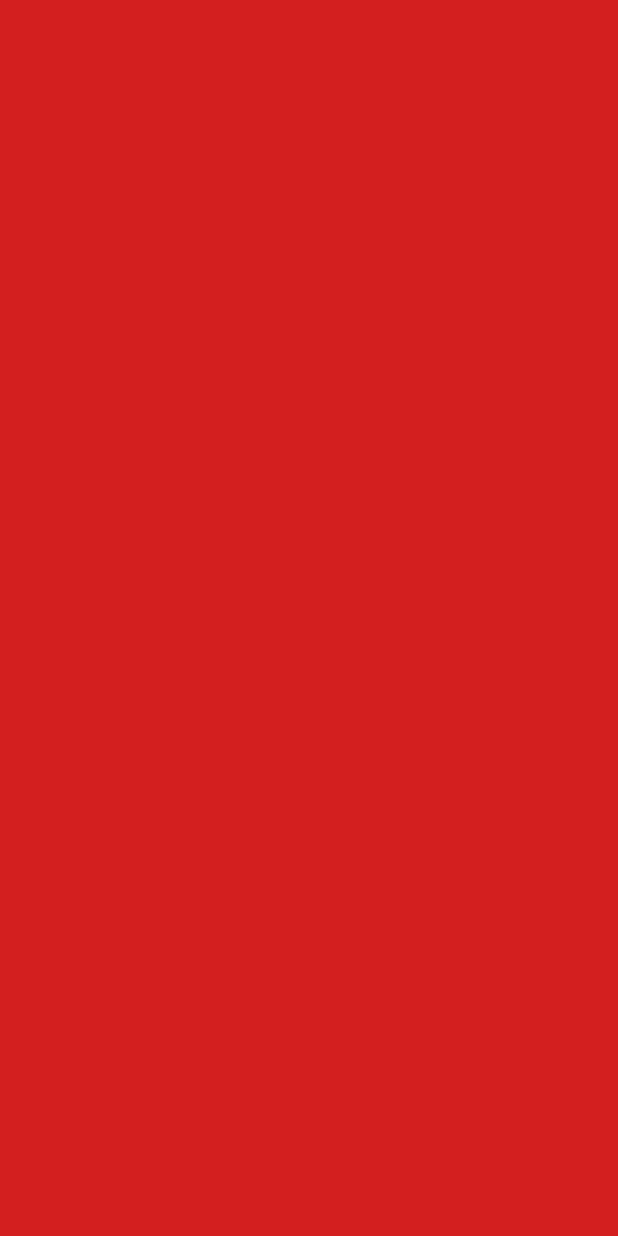
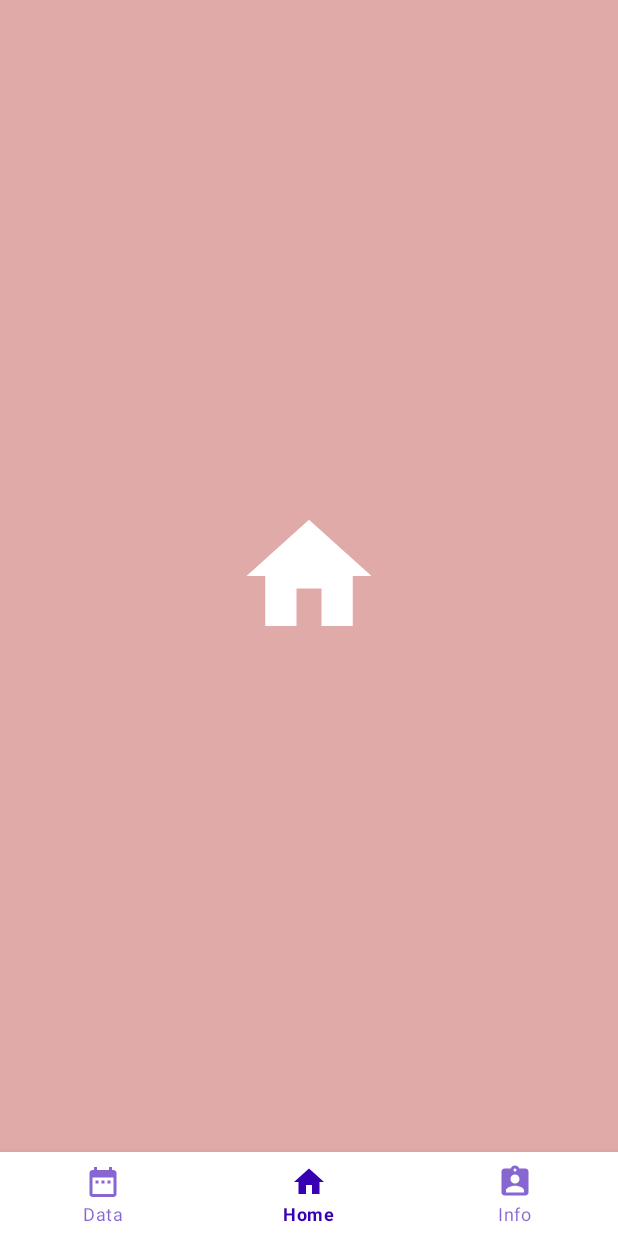
Before and after one commit to JoaoTapara/App_CGD, an Android app: the Tela_Principal screen opened directly, with no data from a screen before it, on a phone screen of 412 x 824 dp. Before the commit the screen is empty. Run offline under Robolectric (Android 15) with nearby library versions, the phone set to English and light mode, and no system bars; our stand-ins replace navigation-ui.

Commit message:
pronto
Login  cadastro e button navigation

```diff
--- /dev/null
+++ b/app/src/main/java/com/example/app_cgd/Fragments/Home_Fragment.java
@@ -0,0 +1,66 @@
+package com.example.app_cgd.Fragments;
+
+import android.os.Bundle;
+
+import androidx.fragment.app.Fragment;
+
+import android.view.LayoutInflater;
+import android.view.View;
+import android.view.ViewGroup;
+
+import com.example.app_cgd.R;
+
+/**
+ * A simple {@link Fragment} subclass.
+ * Use the {@link Home_Fragment#newInstance} factory method to
+ * create an instance of this fragment.
+ */
+public class Home_Fragment extends Fragment {
+
+    // TODO: Rename parameter arguments, choose names that match
+    // the fragment initialization parameters, e.g. ARG_ITEM_NUMBER
+    private static final String ARG_PARAM1 = "param1";
+    private static final String ARG_PARAM2 = "param2";
+
+    // TODO: Rename and change types of parameters
+    private String mParam1;
+    private String mParam2;
+
+    public Home_Fragment() {
+        // Required empty public constructor
+    }
+
+    /**
+     * Use this factory method to create a new instance of
+     * this fragment using the provided parameters.
+     *
+     * @param param1 Parameter 1.
+     * @param param2 Parameter 2.
+     * @return A new instance of fragment Home_Fragment.
+     */
+    // TODO: Rename and change types and number of parameters
+    public static Home_Fragment newInstance(String param1, String param2) {
+        Home_Fragment fragment = new Home_Fragment();
+        Bundle args = new Bundle();
+        args.putString(ARG_PARAM1, param1);
+        args.putString(ARG_PARAM2, param2);
+        fragment.setArguments(args);
+        return fragment;
+    }
+
+    @Override
+    public void onCreate(Bundle savedInstanceState) {
+        super.onCreate(savedInstanceState);
+        if (getArguments() != null) {
+            mParam1 = getArguments().getString(ARG_PARAM1);
+            mParam2 = getArguments().getString(ARG_PARAM2);
+        }
+    }
+
+    @Override
+    public View onCreateView(LayoutInflater inflater, ViewGroup container,
+                             Bundle savedInstanceState) {
+        // Inflate the layout for this fragment
+        return inflater.inflate(R.layout.fragment_home_, container, false);
+    }
+}
--- a/app/src/main/java/com/example/app_cgd/Tela_Principal.java
+++ b/app/src/main/java/com/example/app_cgd/Tela_Principal.java
@@ -1,16 +1,41 @@
 package com.example.app_cgd;
 
 import androidx.appcompat.app.AppCompatActivity;
+import androidx.navigation.NavController;
+import androidx.navigation.fragment.NavHostFragment;
+import androidx.navigation.ui.NavigationUI;
 
 import android.os.Bundle;
+
+import com.example.app_cgd.databinding.ActivityTelaPrincipalBinding;
 
 public class Tela_Principal extends AppCompatActivity {
 
     public static String id_user;
+    private ActivityTelaPrincipalBinding binding;
+
+    private NavHostFragment navHostFragment;
+    private NavController navController;
 
     @Override
     protected void onCreate(Bundle savedInstanceState) {
         super.onCreate(savedInstanceState);
-        setContentView(R.layout.activity_tela_principal);
+        binding = ActivityTelaPrincipalBinding.inflate(getLayoutInflater());
+        setContentView(binding.getRoot());
+
+        initNavigation();
+
+
     }
+
+    private  void initNavigation(){
+
+        navHostFragment
+                = (NavHostFragment) getSupportFragmentManager().findFragmentById(R.id.nav_host_fragment);
+        navController = navHostFragment.getNavController();
+        NavigationUI.setupWithNavController(binding.bottomNavigation, navController);
+    }
+
+
+
 }
--- /dev/null
+++ b/app/src/main/res/drawable/ic_nav__bar_home_24.xml
@@ -0,0 +1,10 @@
+<vector xmlns:android="http://schemas.android.com/apk/res/android"
+    android:width="24dp"
+    android:height="24dp"
+    android:viewportWidth="24"
+    android:viewportHeight="24"
+    >
+  <path
+      android:fillColor="@android:color/white"
+      android:pathData="M10,20v-6h4v6h5v-8h3L12,3 2,12h3v8z"/>
+</vector>
--- /dev/null
+++ b/app/src/main/res/drawable/ic_nav_bar_date.xml
@@ -0,0 +1,10 @@
+<vector xmlns:android="http://schemas.android.com/apk/res/android"
+    android:width="24dp"
+    android:height="24dp"
+    android:viewportWidth="24"
+    android:viewportHeight="24"
+    android:tint="?attr/colorControlNormal">
+  <path
+      android:fillColor="@android:color/black"
+      android:pathData="M9,11L7,11v2h2v-2zM13,11h-2v2h2v-2zM17,11h-2v2h2v-2zM19,4h-1L18,2h-2v2L8,4L8,2L6,2v2L5,4c-1.11,0 -1.99,0.9 -1.99,2L3,20c0,1.1 0.89,2 2,2h14c1.1,0 2,-0.9 2,-2L21,6c0,-1.1 -0.9,-2 -2,-2zM19,20L5,20L5,9h14v11z"/>
+</vector>
--- /dev/null
+++ b/app/src/main/res/drawable/ic_nav_bar_info.xml
@@ -0,0 +1,10 @@
+<vector xmlns:android="http://schemas.android.com/apk/res/android"
+    android:width="24dp"
+    android:height="24dp"
+    android:viewportWidth="24"
+    android:viewportHeight="24"
+    android:tint="?attr/colorControlNormal">
+  <path
+      android:fillColor="@android:color/white"
+      android:pathData="M19,3h-4.18C14.4,1.84 13.3,1 12,1c-1.3,0 -2.4,0.84 -2.82,2L5,3c-1.1,0 -2,0.9 -2,2v14c0,1.1 0.9,2 2,2h14c1.1,0 2,-0.9 2,-2L21,5c0,-1.1 -0.9,-2 -2,-2zM12,3c0.55,0 1,0.45 1,1s-0.45,1 -1,1 -1,-0.45 -1,-1 0.45,-1 1,-1zM12,7c1.66,0 3,1.34 3,3s-1.34,3 -3,3 -3,-1.34 -3,-3 1.34,-3 3,-3zM18,19L6,19v-1.4c0,-2 4,-3.1 6,-3.1s6,1.1 6,3.1L18,19z"/>
+</vector>
--- a/app/src/main/res/layout/activity_tela_login.xml
+++ b/app/src/main/res/layout/activity_tela_login.xml
@@ -55,6 +55,7 @@
                 android:layout_marginTop="40dp"
                 android:onClick="clique_cadastro"
                 android:text="Cadastrar" />
+
         </LinearLayout>
     </ScrollView>
 
--- a/app/src/main/res/layout/activity_tela_principal.xml
+++ b/app/src/main/res/layout/activity_tela_principal.xml
@@ -4,7 +4,31 @@
     xmlns:tools="http://schemas.android.com/tools"
     android:layout_width="match_parent"
     android:layout_height="match_parent"
-    android:background="#D31F1F"
+    android:background="@color/fundo_padrao"
     tools:context=".Tela_Principal">
 
+    <androidx.fragment.app.FragmentContainerView
+        android:id="@+id/nav_host_fragment"
+        android:layout_width="match_parent"
+        android:layout_height="0dp"
+        android:name="androidx.navigation.fragment.NavHostFragment"
+        app:defaultNavHost="true"
+        app:layout_constraintBottom_toTopOf="@+id/bottom_navigation"
+        app:layout_constraintEnd_toEndOf="parent"
+        app:layout_constraintStart_toStartOf="parent"
+        app:layout_constraintTop_toTopOf="parent"
+        app:navGraph="@navigation/nav_main"/>
+
+    <com.google.android.material.bottomnavigation.BottomNavigationView
+        android:id="@+id/bottom_navigation"
+        android:layout_width="match_parent"
+        android:layout_height="wrap_content"
+        android:background="@color/white"
+        app:labelVisibilityMode="labeled"
+        style="@style/Widget.App.BottomNavigationView"
+        app:layout_constraintBottom_toBottomOf="parent"
+        app:layout_constraintEnd_toEndOf="parent"
+        app:layout_constraintStart_toStartOf="parent"
+        app:menu="@menu/bottom_navigation_menu" />
+
 </androidx.constraintlayout.widget.ConstraintLayout>
--- /dev/null
+++ b/app/src/main/res/layout/fragment_home_.xml
@@ -0,0 +1,16 @@
+<?xml version="1.0" encoding="utf-8"?>
+<FrameLayout xmlns:android="http://schemas.android.com/apk/res/android"
+    xmlns:tools="http://schemas.android.com/tools"
+    android:layout_width="match_parent"
+    android:layout_height="match_parent"
+    android:background="@color/fundo_padrao"
+    tools:context=".Fragments.Home_Fragment">
+
+    <ImageView
+        android:layout_width="100dp"
+        android:layout_height="100dp"
+        android:layout_gravity="center"
+        android:src="@drawable/ic_nav__bar_home_24"/>
+
+
+</FrameLayout>
--- /dev/null
+++ b/app/src/main/res/menu/bottom_navigation_menu.xml
@@ -0,0 +1,22 @@
+<?xml version="1.0" encoding="utf-8"?>
+<menu xmlns:android="http://schemas.android.com/apk/res/android">
+
+    <item
+        android:id="@+id/nav_data"
+        android:enabled="true"
+        android:icon="@drawable/ic_nav_bar_date"
+        android:title="@string/nav_data"/>
+
+    <item
+        android:id="@+id/nav_home"
+        android:enabled="true"
+        android:icon="@drawable/ic_nav__bar_home_24"
+        android:title="@string/nav_home"/>
+
+    <item
+        android:id="@+id/nav_info"
+        android:enabled="true"
+        android:icon="@drawable/ic_nav_bar_info"
+        android:title="@string/nav_info"/>
+
+</menu>
--- /dev/null
+++ b/app/src/main/res/navigation/nav_main.xml
@@ -0,0 +1,29 @@
+<?xml version="1.0" encoding="utf-8"?>
+<navigation xmlns:android="http://schemas.android.com/apk/res/android"
+    xmlns:app="http://schemas.android.com/apk/res-auto"
+    xmlns:tools="http://schemas.android.com/tools"
+    android:id="@+id/nav_main"
+    app:startDestination="@id/nav_home">
+
+    <fragment
+        android:id="@+id/nav_home"
+        android:name="com.example.app_cgd.Fragments.Home_Fragment"
+        android:label="fragment_home_"
+        tools:layout="@layout/fragment_home_" />
+
+
+    <fragment
+        android:id="@+id/nav_data"
+        android:name="com.example.app_cgd.Fragments.Date_Fragment"
+        android:label="fragment_date_"
+        tools:layout="@layout/fragment_date_" />
+
+
+    <fragment
+        android:id="@+id/nav_info"
+        android:name="com.example.app_cgd.Fragments.Info_Fragment"
+        android:label="fragment_info_"
+        tools:layout="@layout/fragment_info_" />
+
+
+</navigation>
--- a/app/src/main/res/values-night/themes.xml
+++ b/app/src/main/res/values-night/themes.xml
@@ -3,7 +3,7 @@
     <style name="Theme.App_CGD" parent="Theme.MaterialComponents.DayNight.NoActionBar">
         <!-- Primary brand color. -->
         <item name="colorPrimary">@color/purple_200</item>
-        <item name="colorPrimaryVariant">@color/purple_700</item>
+        <item name="colorPrimaryVariant">#E0AAA8</item>
         <item name="colorOnPrimary">@color/black</item>
         <!-- Secondary brand color. -->
         <item name="colorSecondary">@color/teal_200</item>
@@ -13,4 +13,15 @@
         <item name="android:statusBarColor" tools:targetApi="l">?attr/colorPrimaryVariant</item>
         <!-- Customize your theme here. -->
     </style>
+
+    //Colocar cor nos icones do Button Nav da tela Principal
+
+    <style name="Widget.App.BottomNavigationView" parent="Widget.MaterialComponents.BottomNavigationView.Colored">
+        <item name="materialThemeOverlay">@style/ThemeOverlay.App.BottomNavigationView</item>
+    </style>
+
+    <style name="ThemeOverlay.App.BottomNavigationView" parent="">
+        <item name="colorOnPrimary">@color/purple_700</item>
+    </style>
+
 </resources>
--- a/app/src/main/res/values/colors.xml
+++ b/app/src/main/res/values/colors.xml
@@ -7,4 +7,5 @@
     <color name="teal_700">#FF018786</color>
     <color name="black">#FF000000</color>
     <color name="white">#FFFFFFFF</color>
+    <color name="fundo_padrao">#E0AAA8</color>
 </resources>
--- a/app/src/main/res/values/strings.xml
+++ b/app/src/main/res/values/strings.xml
@@ -1,3 +1,12 @@
 <resources>
-    <string name="app_name">App_CGD</string>
+    <string name="app_name">CGD</string>
+
+    //ButtonNavigationView
+    <string name="nav_home">Home</string>
+    <string name="nav_info">Info</string>
+    <string name="nav_data">Data</string>
+    <!-- TODO: Remove or change this placeholder text -->
+    <string name="hello_blank_fragment">Hello blank fragment</string>
+
+
 </resources>
--- a/app/src/main/res/values/themes.xml
+++ b/app/src/main/res/values/themes.xml
@@ -3,7 +3,7 @@
     <style name="Theme.App_CGD" parent="Theme.MaterialComponents.DayNight.NoActionBar">
         <!-- Primary brand color. -->
         <item name="colorPrimary">@color/purple_500</item>
-        <item name="colorPrimaryVariant">@color/purple_700</item>
+        <item name="colorPrimaryVariant">#E0AAA8</item>
         <item name="colorOnPrimary">@color/white</item>
         <!-- Secondary brand color. -->
         <item name="colorSecondary">@color/teal_200</item>
@@ -13,4 +13,18 @@
         <item name="android:statusBarColor" tools:targetApi="l">?attr/colorPrimaryVariant</item>
         <!-- Customize your theme here. -->
     </style>
+
+
+    //Colocar cor nos icones do Button Nav da tela Principal
+
+    <style name="Widget.App.BottomNavigationView" parent="Widget.MaterialComponents.BottomNavigationView.Colored">
+        <item name="materialThemeOverlay">@style/ThemeOverlay.App.BottomNavigationView</item>
+    </style>
+
+    <style name="ThemeOverlay.App.BottomNavigationView" parent="">
+        <item name="colorOnPrimary">@color/purple_700</item>
+    </style>
+
+
+
 </resources>
```
Also changed, not shown: app/build.gradle (+7 -0 lines), app/src/main/java/com/example/app_cgd/Fragments/Date_Fragment.java (added, +66 -0 lines), app/src/main/java/com/example/app_cgd/Fragments/Info_Fragment.java (added, +66 -0 lines), app/src/main/res/drawable/teste.xml (added, +7 -0 lines), app/src/main/res/layout/fragment_date_.xml (added, +17 -0 lines), app/src/main/res/layout/fragment_info_.xml (added, +17 -0 lines).
